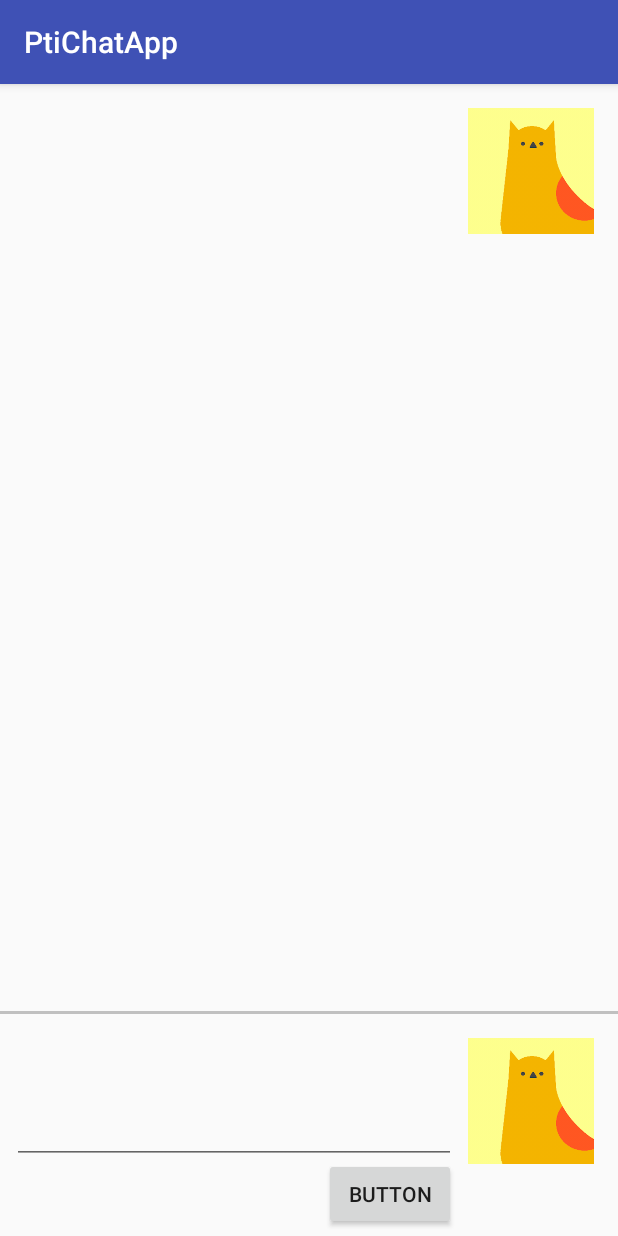
After one commit to CS-POOA-2018/PtiChat, an Android app: the ChatActivity screen opened directly, with no data from a screen before it, on a phone screen of 412 x 824 dp. The commit adds this screen. Run offline under Robolectric (Android 15) with nearby library versions, the phone set to English and light mode, and no system bars.

Commit message:
[App] Add Message view, not fully working yet

```diff
--- a/PtiChatApp/app/src/main/AndroidManifest.xml
+++ b/PtiChatApp/app/src/main/AndroidManifest.xml
@@ -19,6 +19,7 @@
             </intent-filter>
         </activity>
         <activity android:name=".MainActivity" />
+        <activity android:name=".ChatActivity"></activity>
     </application>
 
 </manifest>
--- /dev/null
+++ b/PtiChatApp/app/src/main/java/fr/centralesupelec/ptichatapp/ChatActivity.java
@@ -0,0 +1,13 @@
+package fr.centralesupelec.ptichatapp;
+
+import android.support.v7.app.AppCompatActivity;
+import android.os.Bundle;
+
+public class ChatActivity extends AppCompatActivity {
+
+    @Override
+    protected void onCreate(Bundle savedInstanceState) {
+        super.onCreate(savedInstanceState);
+        setContentView(R.layout.activity_chat);
+    }
+}
--- a/PtiChatApp/app/src/main/java/fr/centralesupelec/ptichatapp/LoginActivity.java
+++ b/PtiChatApp/app/src/main/java/fr/centralesupelec/ptichatapp/LoginActivity.java
@@ -30,7 +30,8 @@ public class LoginActivity extends AppCompatActivity {
         Session.connect(login, password);
 
         // switch activity to main
-        Intent intent = new Intent(this, MainActivity.class);
+        // Intent intent = new Intent(this, MainActivity.class);
+        Intent intent = new Intent(this, ChatActivity.class);
         startActivity(intent);
     }
 }
--- /dev/null
+++ b/PtiChatApp/app/src/main/res/layout/activity_chat.xml
@@ -0,0 +1,78 @@
+<?xml version="1.0" encoding="utf-8"?>
+<android.support.constraint.ConstraintLayout xmlns:android="http://schemas.android.com/apk/res/android"
+    xmlns:app="http://schemas.android.com/apk/res-auto"
+    xmlns:tools="http://schemas.android.com/tools"
+    android:layout_width="match_parent"
+    android:layout_height="match_parent"
+    tools:context=".ChatActivity">
+
+    <ImageView
+        android:id="@+id/chatAvatar"
+        android:layout_width="84dp"
+        android:layout_height="84dp"
+        android:layout_marginTop="16dp"
+        android:layout_marginEnd="16dp"
+        app:layout_constraintEnd_toEndOf="parent"
+        app:layout_constraintTop_toTopOf="parent"
+        app:srcCompat="@drawable/avatar1"
+        tools:srcCompat="@tools:sample/avatars[12]" />
+
+    <View
+        android:id="@+id/greyLine"
+        android:layout_width="fill_parent"
+        android:layout_height="2dp"
+        android:layout_marginTop="16dp"
+        android:layout_marginBottom="16dp"
+        android:background="#c0c0c0"
+        app:layout_constraintBottom_toTopOf="@+id/userAvatar" />
+
+    <ImageView
+        android:id="@+id/userAvatar"
+        android:layout_width="84dp"
+        android:layout_height="84dp"
+        android:layout_marginEnd="16dp"
+        android:layout_marginBottom="48dp"
+        app:layout_constraintBottom_toBottomOf="parent"
+        app:layout_constraintEnd_toEndOf="parent"
+        app:srcCompat="@drawable/avatar1"
+        tools:srcCompat="@tools:sample/avatars[14]" />
+
+    <android.support.v7.widget.RecyclerView
+        android:id="@+id/chatView"
+        android:layout_width="0dp"
+        android:layout_height="0dp"
+        android:layout_marginStart="8dp"
+        android:layout_marginTop="8dp"
+        android:layout_marginEnd="8dp"
+        android:layout_marginBottom="8dp"
+        app:layout_constraintBottom_toTopOf="@+id/greyLine"
+        app:layout_constraintEnd_toStartOf="@+id/chatAvatar"
+        app:layout_constraintStart_toStartOf="parent"
+        app:layout_constraintTop_toTopOf="parent" />
+
+    <EditText
+        android:id="@+id/editText"
+        android:layout_width="0dp"
+        android:layout_height="0dp"
+        android:layout_marginStart="8dp"
+        android:layout_marginTop="8dp"
+        android:layout_marginEnd="8dp"
+        android:layout_marginBottom="48dp"
+        android:ems="10"
+        android:inputType="textMultiLine"
+        app:layout_constraintBottom_toBottomOf="parent"
+        app:layout_constraintEnd_toStartOf="@+id/userAvatar"
+        app:layout_constraintStart_toStartOf="parent"
+        app:layout_constraintTop_toBottomOf="@+id/greyLine" />
+
+    <Button
+        android:id="@+id/button2"
+        android:layout_width="wrap_content"
+        android:layout_height="wrap_content"
+        android:layout_marginEnd="8dp"
+        android:layout_marginBottom="8dp"
+        android:text="Button"
+        app:layout_constraintBottom_toBottomOf="parent"
+        app:layout_constraintEnd_toStartOf="@+id/userAvatar"
+        app:layout_constraintTop_toBottomOf="@+id/editText" />
+</android.support.constraint.ConstraintLayout>
```
